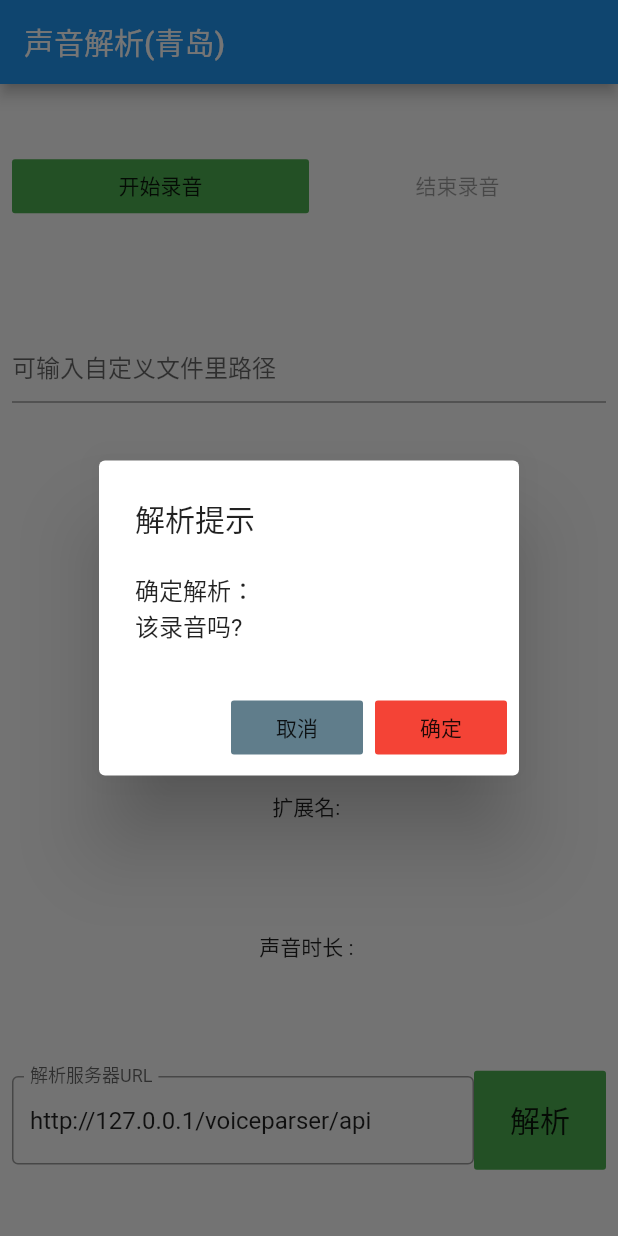
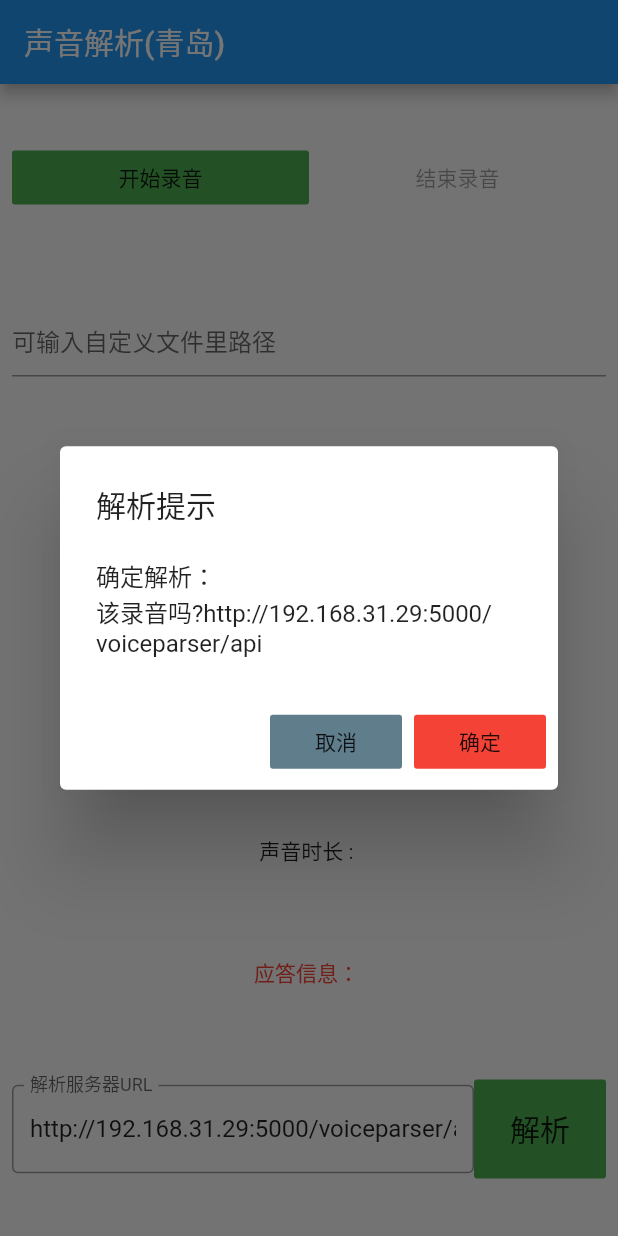
Before and after one commit to hilerchyn/voiceparser_flutter, a Flutter app: the screen it shows after launch, after a tap on "解析", on a phone screen of 412 x 824 dp. Run offline on Flutter 3.47's test engine with Material 2 defaults, Android fonts, the phone set to English and light mode, and no system bars; our stand-ins replace file; missing offline and left inert: audio_recorder.

Commit message:
implements upload voice file

```diff
--- a/lib/main.dart
+++ b/lib/main.dart
@@ -6,6 +6,8 @@ import 'package:file/file.dart';
 import 'package:file/local.dart';
 import 'package:flutter/material.dart';
 import 'package:path_provider/path_provider.dart';
+import 'package:http/http.dart' as http;
+import 'dart:convert' as convert;
 
 void main() => runApp(new MyApp());
 
@@ -41,9 +43,10 @@ class AppBody extends StatefulWidget {
 class AppBodyState extends State<AppBody> {
   Recording _recording = new Recording();
   bool _isRecording = false;
+  String _response = "";
   Random random = new Random();
   TextEditingController _controller = new TextEditingController();
-  TextEditingController _controllerURL = new TextEditingController()..text='http://127.0.0.1/voiceparser/api';
+  TextEditingController _controllerURL = new TextEditingController()..text='http://192.168.31.29:5000/voiceparser/api';
 
   @override
   Widget build(BuildContext context) {
@@ -82,6 +85,10 @@ class AppBodyState extends State<AppBody> {
               new Text("扩展名: ${_recording.extension}"),
               new Text(
                   "声音时长 : ${_recording.duration.toString()}"),
+              new Text(
+                  "应答信息： $_response",
+                  style: TextStyle(color: Colors.red),
+              ),
               Row(
                 children: <Widget>[
                   Expanded(
@@ -122,7 +129,7 @@ class AppBodyState extends State<AppBody> {
             child: ListBody(
               children: <Widget>[
                 Text('确定解析：${_recording.path}'),
-                Text('该录音吗?'),
+                Text('该录音吗?${_controllerURL.text}'),
               ],
             ),
           ),
@@ -137,7 +144,45 @@ class AppBodyState extends State<AppBody> {
             FlatButton(
               child: Text('确定'),
               color: Colors.red,
-              onPressed: () {
+              onPressed: () async {
+
+
+                var url = _controllerURL.text; //'https://www.googleapis.com/books/v1/volumes?q={http}';
+
+
+                final postUri = Uri.parse(url);
+                http.MultipartRequest request = http.MultipartRequest('POST', postUri);
+
+                final filename = _controller.text;
+
+                http.MultipartFile multipartFile = http.MultipartFile(
+                    'voice_file',
+                    io.File(filename).readAsBytes().asStream(),
+                    io.File(filename).lengthSync(),
+                    filename: filename.split("/").last
+                ); //returns a Future<MultipartFile>
+
+                request.files.add(multipartFile);
+
+                http.StreamedResponse streamedResponse = await request.send();
+
+
+                // Await the http get response, then decode the json-formatted response.
+                //var response = await http.get(url);
+                if (streamedResponse.statusCode == 200) {
+                  final response = await streamedResponse.stream.bytesToString();
+                  var jsonResponse = convert.jsonDecode(response);
+
+                  setState(() {
+                    _response = jsonResponse['message'];
+                  });
+
+                  //var itemCount = jsonResponse['totalItems'];
+                  //print('Number of books about http: $itemCount.');
+                } else {
+                  print('Request failed with status: ${streamedResponse.statusCode}.');
+                }
+
                 Navigator.of(context).pop();
               },
             ),
```
